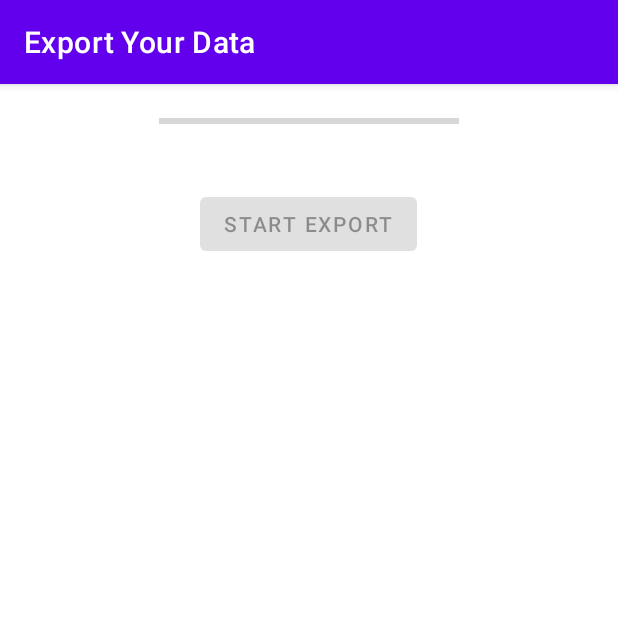
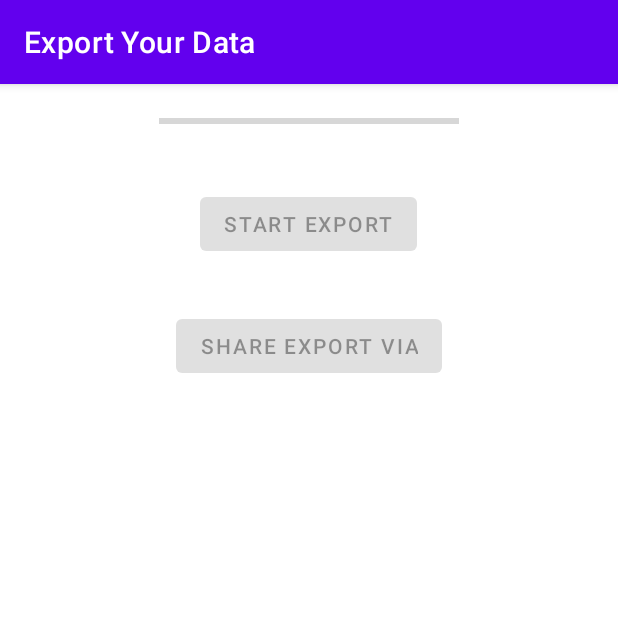
Before and after one commit to HSchmale16/AndroidCounterApp, an Android app: the ExportActivity screen opened directly, with no data from a screen before it, after a tap on "START EXPORT", on a phone screen of 412 x 824 dp, the top half of it. Run offline under Robolectric (Android 15) with nearby library versions, the phone set to English and light mode, and no system bars.

Commit message:
Add export file sharing.

```diff
--- a/app/build.gradle
+++ b/app/build.gradle
@@ -9,8 +9,8 @@ android {
         applicationId "org.henryschmale.counter"
         minSdkVersion 26
         targetSdkVersion 29
-        versionCode 12
-        versionName "0.12-alpha"
+        versionCode 13
+        versionName "0.13-alpha"
 
         testInstrumentationRunner "androidx.test.runner.AndroidJUnitRunner"
         javaCompileOptions {
--- a/app/src/main/java/org/henryschmale/counter/activities/ExportActivity.java
+++ b/app/src/main/java/org/henryschmale/counter/activities/ExportActivity.java
@@ -1,37 +1,26 @@
 package org.henryschmale.counter.activities;
-
-import androidx.appcompat.app.AppCompatActivity;
-import androidx.lifecycle.LiveData;
-import androidx.localbroadcastmanager.content.LocalBroadcastManager;
-import androidx.paging.LivePagedListBuilder;
-import androidx.paging.PagedList;
 
 import android.content.BroadcastReceiver;
 import android.content.Context;
 import android.content.Intent;
 import android.content.IntentFilter;
-import android.content.res.Resources;
-import android.os.AsyncTask;
+import android.net.Uri;
 import android.os.Bundle;
-import android.os.Handler;
 import android.util.Log;
-import com.google.gson.stream.JsonWriter;
 import android.view.View;
 import android.widget.Button;
 import android.widget.ProgressBar;
 import android.widget.TextView;
+import android.widget.Toast;
 
-import org.henryschmale.counter.CountedEventDatabase;
+import androidx.appcompat.app.AppCompatActivity;
+import androidx.core.content.FileProvider;
+import androidx.localbroadcastmanager.content.LocalBroadcastManager;
+
 import org.henryschmale.counter.R;
-import org.henryschmale.counter.models.CountedEvent;
-import org.henryschmale.counter.models.CountedEventType;
-import org.henryschmale.counter.models.dao.ExportDao;
 import org.henryschmale.counter.widgets.CountEventWidgetIntentService;
 
-import java.io.FileNotFoundException;
-import java.io.IOException;
-import java.io.OutputStreamWriter;
-import java.util.List;
+import java.io.File;
 
 public class ExportActivity extends AppCompatActivity {
     public static final String TAG = "ExportActivity";
@@ -39,6 +28,8 @@ public class ExportActivity extends AppCompatActivity {
     ProgressBar progressBar;
     TextView progressView;
     Button startExport;
+    Button shareButton;
+    String shareFileName;
 
     /**
      * We submit a background task to our job intent service to handle the export. We'll update
@@ -47,9 +38,9 @@ public class ExportActivity extends AppCompatActivity {
     private BroadcastReceiver  bReceiver = new BroadcastReceiver(){
         @Override
         public void onReceive(Context context, Intent intent) {
-
             final int progress = intent.getIntExtra("progress", 0);
             final int total = intent.getIntExtra("total", 100);
+            shareFileName = intent.getStringExtra("exportFileName");
 
             //Log.d(TAG, "received broadcast event " + progress + " of " + total);
 
@@ -58,11 +49,12 @@ public class ExportActivity extends AppCompatActivity {
             progressBar.setMax(total);
             progressBar.setProgress(progress, true);
 
-            String text = getResources().getString(R.string.progress_text, progress, total);
+            String text = getResources().getString(R.string.progress_text, progress, total, shareFileName);
             progressView.setText(text);
 
             if (progress >= total) {
                 startExport.setEnabled(true);
+                shareButton.setEnabled(true);
             }
         }
     };
@@ -81,13 +73,34 @@ public class ExportActivity extends AppCompatActivity {
         progressView = findViewById(R.id.textView);
 
         startExport = findViewById(R.id.start_export);
-
-
         startExport.setOnClickListener(view -> {
             startExport.setEnabled(false);
+            shareButton.setEnabled(false);
             Log.d(TAG, "button pressed export starting");
             CountEventWidgetIntentService.startActionExport(getApplicationContext(), PROGRESS_NOTIFICATION_ACTION);
         });
+
+        shareButton = findViewById(R.id.btn_share_via);
+        shareButton.setOnClickListener(view -> {
+            shareIt();
+            // Toast.makeText(this, "Hello world", Toast.LENGTH_SHORT).show();
+        });
+    }
+
+    public void shareIt() {
+        File imagePath = new File(getApplicationContext().getFilesDir(), "exports");
+        File newFile = new File(imagePath, shareFileName);
+
+        Uri fileUri = FileProvider.getUriForFile(getApplicationContext(), "org.henryschmale.counter.fileprovider", newFile);
+
+        Log.d(TAG, "tag " + fileUri);
+
+        Intent shareIntent = new Intent();
+        shareIntent.setAction(Intent.ACTION_SEND);
+        shareIntent.putExtra(Intent.EXTRA_STREAM, fileUri);
+        shareIntent.setType("text/plain");
+
+        startActivity(Intent.createChooser(shareIntent, getResources().getText(R.string.send_to)));
     }
 
     protected void onResume(){
--- a/app/src/main/java/org/henryschmale/counter/models/dao/ExportDao.java
+++ b/app/src/main/java/org/henryschmale/counter/models/dao/ExportDao.java
@@ -31,5 +31,4 @@ public interface ExportDao {
 
     @Query("SELECT COUNT(*) FROM CountedEvent")
     int totalEvents();
-
 }
--- a/app/src/main/res/layout/activity_export.xml
+++ b/app/src/main/res/layout/activity_export.xml
@@ -40,4 +40,16 @@
         app:layout_constraintStart_toStartOf="@+id/the_progress_bar"
         app:layout_constraintTop_toBottomOf="@+id/the_progress_bar" />
 
+    <Button
+        android:id="@+id/btn_share_via"
+        android:enabled="false"
+        android:layout_width="wrap_content"
+        android:layout_height="wrap_content"
+        android:layout_marginTop="33dp"
+        android:textAlignment="center"
+        android:text="@string/share_export_via"
+        app:layout_constraintEnd_toEndOf="parent"
+        app:layout_constraintStart_toStartOf="parent"
+        app:layout_constraintTop_toBottomOf="@+id/start_export" />
+
 </androidx.constraintlayout.widget.ConstraintLayout>
--- a/app/src/main/res/values/strings.xml
+++ b/app/src/main/res/values/strings.xml
@@ -59,6 +59,9 @@
     <string name="extra_id_text_description">Includes an extra description for every entry of the export. Useful for merging results from multiple sources for analysis</string>
     <string name="start_export">Start Export</string>
 
-    <string name="progress_text">%d of %d events exported</string>
+    <string name="progress_text">%d of %d events exported to \n %s</string>
+
+    <string name="send_to">Share your export to other apps</string>
+    <string name="share_export_via">Share Export Via</string>
 
 </resources>
--- /dev/null
+++ b/app/src/main/res/xml/filepaths.xml
@@ -0,0 +1,3 @@
+<paths>
+    <files-path path="exports/" name="database=exports" />
+</paths>
```
Also changed, not shown: app/src/main/AndroidManifest.xml (+17 -1 lines), app/src/main/java/org/henryschmale/counter/widgets/CountEventWidgetIntentService.java (+26 -3 lines).
